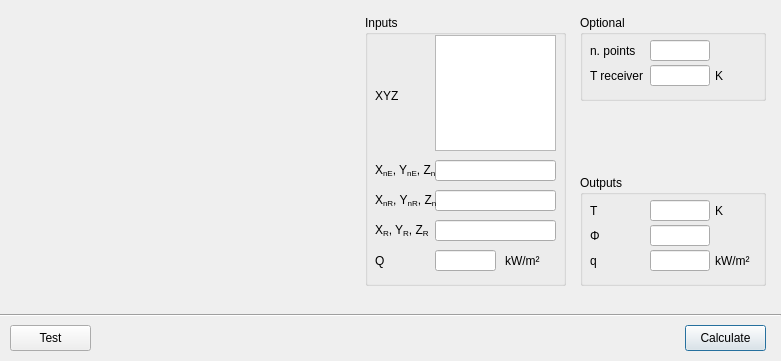
The window that fseutil/gui/layout/ui/dialog_0405_thermal_radiation_extreme.ui (fsepy/fseutil) describes before a commit, drawn with Qt 5.
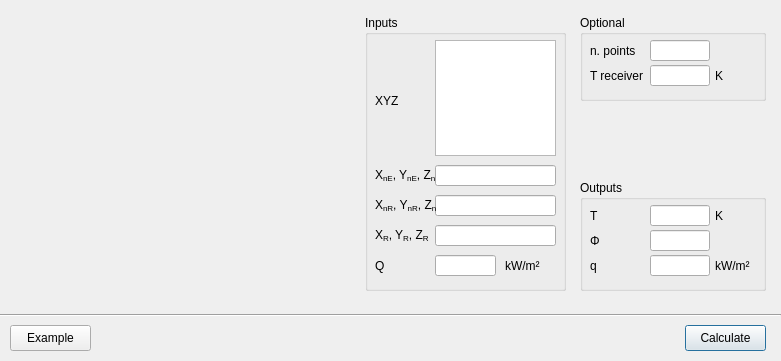
The same window after the commit. Icons and pictures are not drawn.

```diff
--- a/fseutil/gui/layout/ui/dialog_0405_thermal_radiation_extreme.ui
+++ b/fseutil/gui/layout/ui/dialog_0405_thermal_radiation_extreme.ui
@@ -17,7 +17,7 @@
    <property name="geometry">
     <rect>
      <x>580</x>
-     <y>175</y>
+     <y>180</y>
      <width>186</width>
      <height>111</height>
     </rect>
@@ -244,7 +244,7 @@
      <x>365</x>
      <y>15</y>
      <width>201</width>
-     <height>271</height>
+     <height>276</height>
     </rect>
    </property>
    <property name="title">
@@ -254,7 +254,7 @@
     <property name="geometry">
      <rect>
       <x>10</x>
-      <y>70</y>
+      <y>75</y>
       <width>61</width>
       <height>21</height>
      </rect>
@@ -285,7 +285,7 @@
     <property name="geometry">
      <rect>
       <x>10</x>
-      <y>235</y>
+      <y>240</y>
       <width>61</width>
       <height>21</height>
      </rect>
@@ -322,7 +322,7 @@
     <property name="geometry">
      <rect>
       <x>10</x>
-      <y>145</y>
+      <y>150</y>
       <width>61</width>
       <height>21</height>
      </rect>
@@ -359,7 +359,7 @@
     <property name="geometry">
      <rect>
       <x>70</x>
-      <y>205</y>
+      <y>210</y>
       <width>121</width>
       <height>21</height>
      </rect>
@@ -393,7 +393,7 @@
     <property name="geometry">
      <rect>
       <x>70</x>
-      <y>145</y>
+      <y>150</y>
       <width>121</width>
       <height>21</height>
      </rect>
@@ -430,7 +430,7 @@
     <property name="geometry">
      <rect>
       <x>70</x>
-      <y>175</y>
+      <y>180</y>
       <width>121</width>
       <height>21</height>
      </rect>
@@ -464,7 +464,7 @@
     <property name="geometry">
      <rect>
       <x>140</x>
-      <y>235</y>
+      <y>240</y>
       <width>40</width>
       <height>21</height>
      </rect>
@@ -489,7 +489,7 @@
     <property name="geometry">
      <rect>
       <x>70</x>
-      <y>235</y>
+      <y>240</y>
       <width>61</width>
       <height>21</height>
      </rect>
@@ -523,7 +523,7 @@
     <property name="geometry">
      <rect>
       <x>10</x>
-      <y>175</y>
+      <y>180</y>
       <width>61</width>
       <height>21</height>
      </rect>
@@ -560,7 +560,7 @@
     <property name="geometry">
      <rect>
       <x>10</x>
-      <y>205</y>
+      <y>210</y>
       <width>61</width>
       <height>21</height>
      </rect>
@@ -597,7 +597,7 @@
     <property name="geometry">
      <rect>
       <x>70</x>
-      <y>20</y>
+      <y>25</y>
       <width>121</width>
       <height>116</height>
      </rect>
@@ -656,7 +656,7 @@
     </rect>
    </property>
    <property name="text">
-    <string>Test</string>
+    <string>Example</string>
    </property>
   </widget>
   <widget class="QGroupBox" name="groupBox_3">
```
